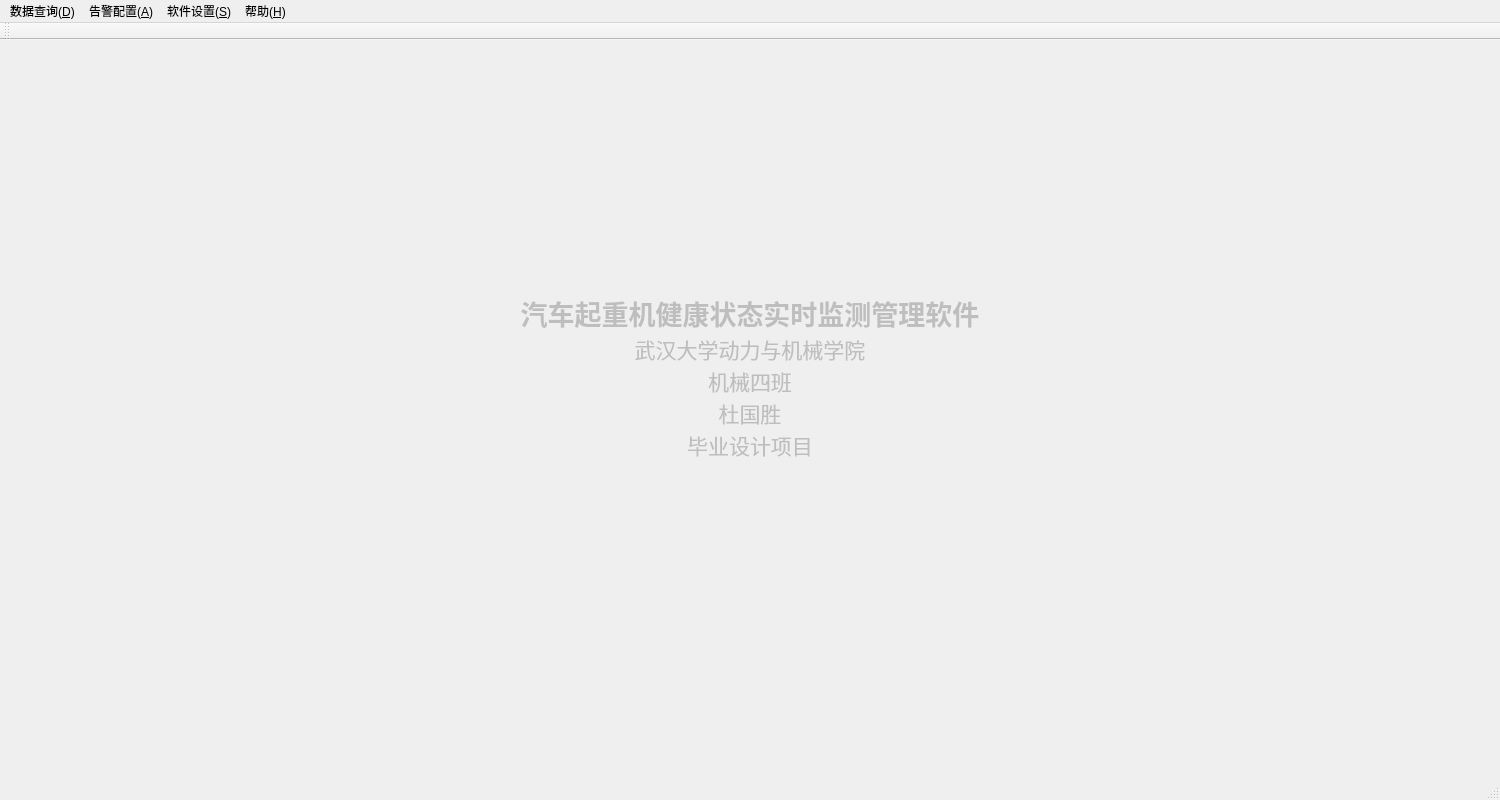
First picture: the form in mainwindow.ui, repository duguosheng/DataWatcher, before the edit.
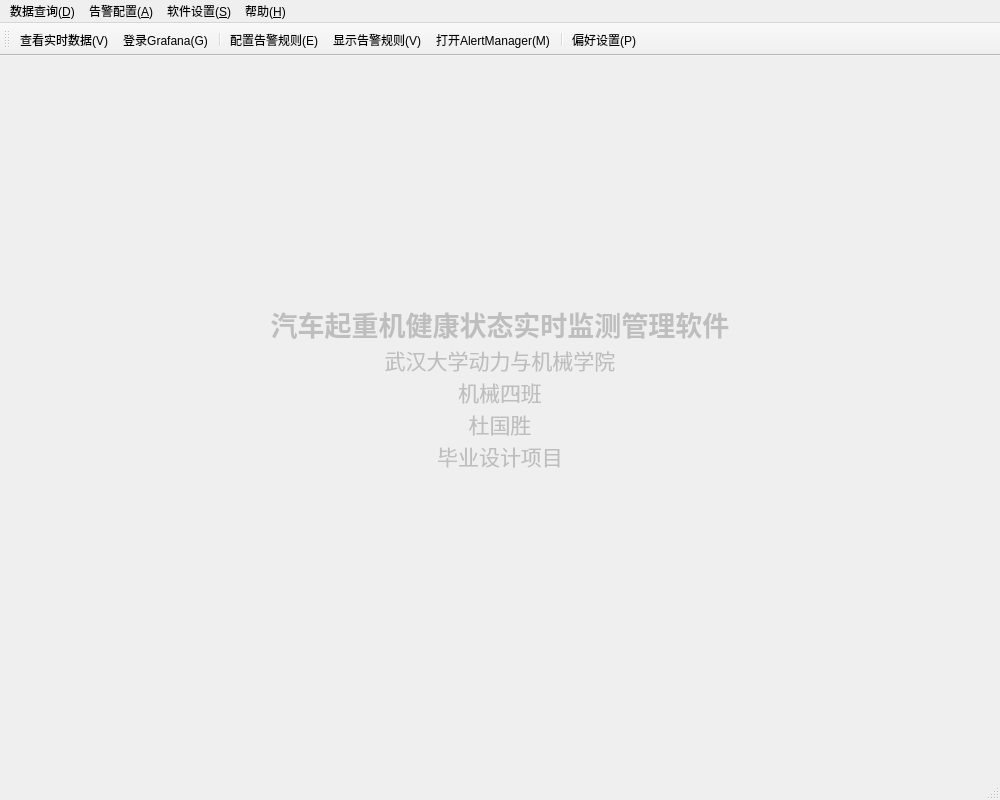
Second picture: the form after the edit. Icons and pictures are not drawn.

```diff
--- a/mainwindow.ui
+++ b/mainwindow.ui
@@ -6,7 +6,7 @@
    <rect>
     <x>0</x>
     <y>0</y>
-    <width>1500</width>
+    <width>1000</width>
     <height>800</height>
    </rect>
   </property>
@@ -88,7 +88,7 @@
     <rect>
      <x>0</x>
      <y>0</y>
-     <width>1500</width>
+     <width>1000</width>
      <height>26</height>
     </rect>
    </property>
@@ -146,6 +146,14 @@
    <attribute name="toolBarBreak">
     <bool>false</bool>
    </attribute>
+   <addaction name="action_V"/>
+   <addaction name="action_Grafana_G"/>
+   <addaction name="separator"/>
+   <addaction name="action_E"/>
+   <addaction name="action_V_2"/>
+   <addaction name="action_AlertManager_M"/>
+   <addaction name="separator"/>
+   <addaction name="action_P"/>
   </widget>
   <widget class="QStatusBar" name="statusBar"/>
   <action name="action_V">
```
Left out of the diff: 76 changed lines with no effect on the pictures.
